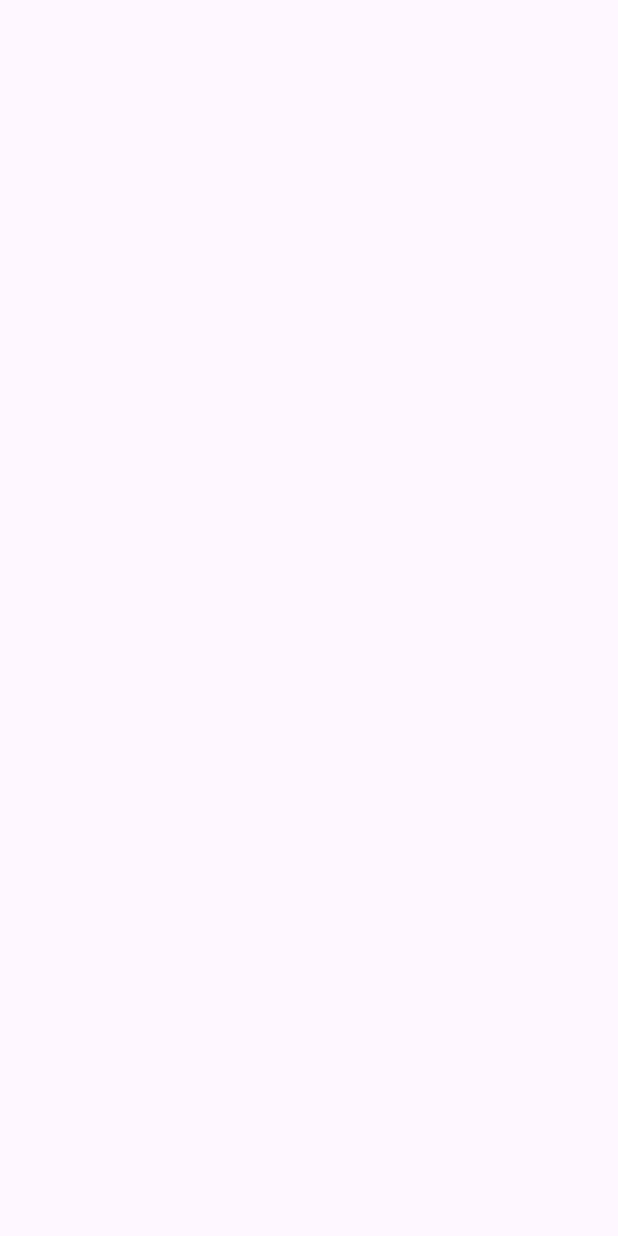
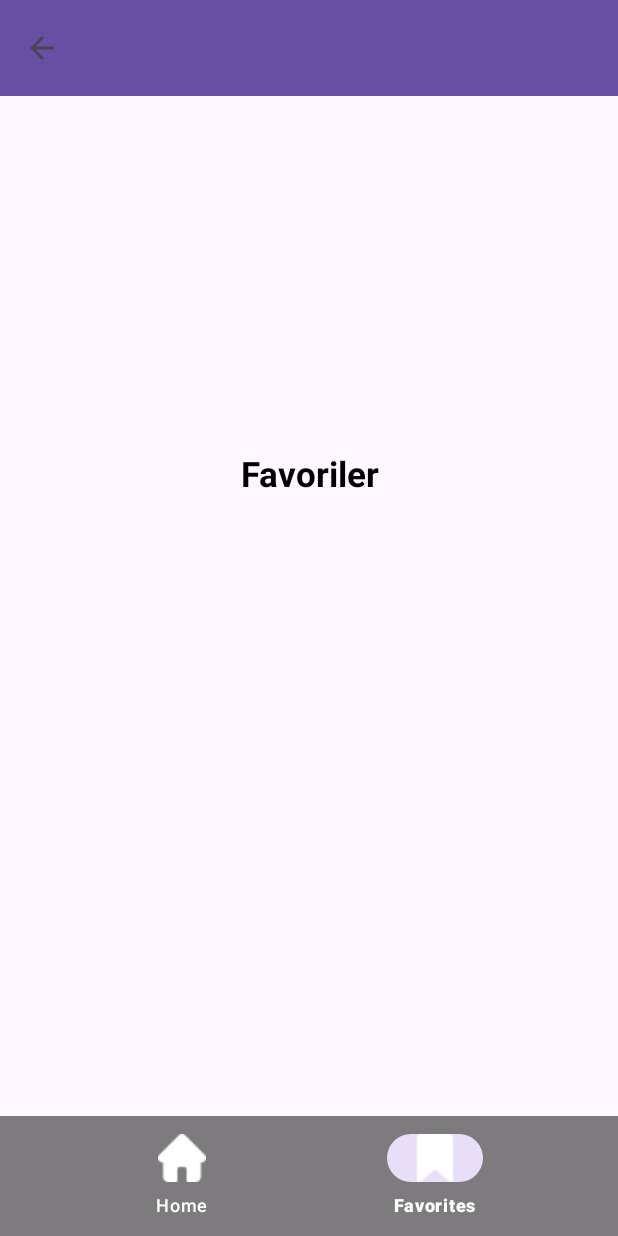
Before and after one commit to NecroEye/LunarGaze, an Android app: the FavoritesFragment screen opened through its navigation route, on a phone screen of 412 x 824 dp. Before the commit the screen is empty. Run offline under Robolectric (Android 15) with nearby library versions, the phone set to English and light mode, and no system bars; our stand-ins replace Dagger/Hilt's generated code, navigation-ui; pictures from the network do not load.

Commit message:
bottom navigation bar added

```diff
--- a/app/src/main/java/com/muratcangzm/lunargaze/di/AppModule.kt
+++ b/app/src/main/java/com/muratcangzm/lunargaze/di/AppModule.kt
@@ -29,18 +29,14 @@ object AppModule {
     @Provides
     @Singleton
     fun provideApplicationContext(@ApplicationContext application: Application): Context {
-
         return application.applicationContext
-
     }
 
 
     @Provides
     @Singleton
     fun provideGiphyRepository(api: GiphyAPI): GiphyRepo {
-
         return GiphyRepo(api)
-
     }
 
 
--- a/app/src/main/java/com/muratcangzm/lunargaze/service/GiphyAPI.kt
+++ b/app/src/main/java/com/muratcangzm/lunargaze/service/GiphyAPI.kt
@@ -10,7 +10,8 @@ import retrofit2.http.Query
 interface GiphyAPI {
 
     @GET(Constants.CATEGORIES)
-    suspend fun getCategory(@Query("api_key") apiKey: String = "00OYOh871nJ0XtRFIbWgQzvORuV7M3kx")
+    suspend fun getCategory(
+        @Query("api_key") apiKey: String = "00OYOh871nJ0XtRFIbWgQzvORuV7M3kx")
             : Response<CategoryModel>
 
 
@@ -21,5 +22,4 @@ interface GiphyAPI {
         @Query("limit") limit: Int = 50
     )
             : Response<ChannelModel>
-
 }
--- a/app/src/main/java/com/muratcangzm/lunargaze/ui/MainActivity.kt
+++ b/app/src/main/java/com/muratcangzm/lunargaze/ui/MainActivity.kt
@@ -2,6 +2,10 @@ package com.muratcangzm.lunargaze.ui
 
 import androidx.appcompat.app.AppCompatActivity
 import android.os.Bundle
+import android.view.View
+import androidx.navigation.fragment.NavHostFragment
+import androidx.navigation.ui.NavigationUI
+import com.muratcangzm.lunargaze.R
 import com.muratcangzm.lunargaze.databinding.ActivityMainBinding
 import dagger.hilt.android.AndroidEntryPoint
 
@@ -18,6 +22,22 @@ class MainActivity : AppCompatActivity() {
         setContentView(binding.root)
 
 
+        val navHostFragment =
+            supportFragmentManager.findFragmentById(R.id.fragmentContainerView) as NavHostFragment
+
+        NavigationUI.setupWithNavController(binding.bottomNavigation, navHostFragment.navController)
+
+
+        setSupportActionBar(binding.toolbar)
+        supportActionBar?.setDisplayHomeAsUpEnabled(true)
+
+        navHostFragment.navController.addOnDestinationChangedListener { _, destination, _ ->
+            if (destination.id == R.id.displayFragment )
+                binding.bottomNavigation.visibility = View.GONE
+            else
+                binding.bottomNavigation.visibility = View.VISIBLE
+        }
+
     }
 
 
--- a/app/src/main/java/com/muratcangzm/lunargaze/ui/fragments/DisplayFragment.kt
+++ b/app/src/main/java/com/muratcangzm/lunargaze/ui/fragments/DisplayFragment.kt
@@ -51,11 +51,10 @@ class DisplayFragment : Fragment() {
     }
 
 
-    @SuppressLint("SetTextI18n")
+    @SuppressLint("SetTextI18n", "SuspiciousIndentation")
     private fun observeDataChange() {
 
         viewLifecycleOwner.lifecycleScope.launch {
-
             viewModel.channelResult.collect {
 
                 it?.let { result ->
@@ -63,7 +62,8 @@ class DisplayFragment : Fragment() {
                     // FIXME: fashion and beauty gets error cauze of empty array check nullablity
 
                     Log.d("DisplayFragment Data: ", "$result")
-                    binding.displayText.text = "Display Screen ${result.channelData!![0].displayName}"
+                    if(result.channelData!!.isNotEmpty())
+                    binding.displayText.text = "Display Screen ${result.channelData[0].displayName ?: "Boş"}"
 
                 }
 
--- a/app/src/main/res/layout/activity_main.xml
+++ b/app/src/main/res/layout/activity_main.xml
@@ -1,18 +1,57 @@
 <?xml version="1.0" encoding="utf-8"?>
-<LinearLayout xmlns:android="http://schemas.android.com/apk/res/android"
+<RelativeLayout xmlns:android="http://schemas.android.com/apk/res/android"
+    xmlns:app="http://schemas.android.com/apk/res-auto"
     xmlns:tools="http://schemas.android.com/tools"
     android:layout_width="match_parent"
     android:layout_height="match_parent"
-    xmlns:app="http://schemas.android.com/apk/res-auto"
     tools:context=".ui.MainActivity">
 
+   <com.google.android.material.appbar.AppBarLayout
+       android:layout_width="match_parent"
+       android:layout_height="wrap_content">
+
+
+       <com.google.android.material.appbar.CollapsingToolbarLayout
+           android:id="@+id/collapsing_toolbar"
+           android:layout_width="match_parent"
+           android:layout_height="wrap_content"
+           app:layout_scrollFlags="scroll|exitUntilCollapsed"
+           app:contentScrim="?attr/colorPrimary"
+           app:expandedTitleGravity="top"
+           app:expandedTitleMarginStart="48dp"
+           app:expandedTitleMarginEnd="64dp">
+
+           <androidx.appcompat.widget.Toolbar
+               android:id="@+id/toolbar"
+               android:layout_width="match_parent"
+               android:layout_height="?attr/actionBarSize"
+               app:layout_collapseMode="pin"
+               app:title="My Collapsing Toolbar" />
+
+       </com.google.android.material.appbar.CollapsingToolbarLayout>
+   </com.google.android.material.appbar.AppBarLayout>
 
     <androidx.fragment.app.FragmentContainerView
         android:id="@+id/fragmentContainerView"
         android:name="androidx.navigation.fragment.NavHostFragment"
-        android:layout_width="0dp"
+        android:layout_width="match_parent"
         android:layout_height="match_parent"
-        android:layout_weight="1"
         app:defaultNavHost="true"
         app:navGraph="@navigation/nav_graph" />
-</LinearLayout>
+
+
+    <com.google.android.material.bottomnavigation.BottomNavigationView
+        android:id="@+id/bottomNavigation"
+        android:layout_width="match_parent"
+        android:layout_height="wrap_content"
+        android:layout_alignParentBottom="true"
+        android:background="@color/transparent_half_background"
+        android:elevation="6dp"
+        app:itemIconSize="32dp"
+        app:itemIconTint="@color/white"
+        app:itemRippleColor="@color/deep_blue"
+        app:itemTextColor="@color/white"
+        app:menu="@menu/menu" />
+
+
+</RelativeLayout>
--- a/app/src/main/res/layout/favorites_fragment_layout.xml
+++ b/app/src/main/res/layout/favorites_fragment_layout.xml
@@ -4,4 +4,16 @@
     android:layout_width="match_parent"
     android:layout_height="match_parent">
 
+
+
+    <com.google.android.material.textview.MaterialTextView
+        android:layout_width="match_parent"
+        android:layout_height="wrap_content"
+        android:textColor="@color/black"
+        android:text="Favoriler"
+        android:gravity="center"
+        android:textSize="23sp"
+        android:layout_marginTop="300dp"
+        android:textStyle="bold"/>
+
 </LinearLayout>
--- a/app/src/main/res/menu/menu.xml
+++ b/app/src/main/res/menu/menu.xml
@@ -3,12 +3,12 @@
 
 
     <item
-        android:id="@+id/navigation_home"
+        android:id="@+id/homeFragment"
         android:icon="@drawable/home"
         android:title="@string/home"/>
 
     <item
-        android:id="@+id/bookmarked"
+        android:id="@+id/favoritesFragment"
         android:icon="@drawable/bookmark"
         android:title="@string/favorites"/>
 
--- a/app/src/main/res/navigation/nav_graph.xml
+++ b/app/src/main/res/navigation/nav_graph.xml
@@ -13,12 +13,19 @@
         <action
             android:id="@+id/action_homeFragment_to_displayFragment"
             app:destination="@id/displayFragment" />
+        <action
+            android:id="@+id/action_homeFragment_to_favoritesFragment"
+            app:destination="@id/favoritesFragment" />
     </fragment>
     <fragment
         android:id="@+id/favoritesFragment"
         android:name="com.muratcangzm.lunargaze.ui.fragments.FavoritesFragment"
         android:label="FavoritesFragment"
-        tools:layout="@layout/favorites_fragment_layout"/>
+        tools:layout="@layout/favorites_fragment_layout">
+        <action
+            android:id="@+id/action_favoritesFragment_to_homeFragment"
+            app:destination="@id/homeFragment" />
+    </fragment>
     <fragment
         android:id="@+id/displayFragment"
         android:name="com.muratcangzm.lunargaze.ui.fragments.DisplayFragment"
--- a/app/src/main/res/values/colors.xml
+++ b/app/src/main/res/values/colors.xml
@@ -8,5 +8,6 @@
     <color name="deep_blue">#002663</color>
     <color name="coal">#042e45</color>
     <color name="grey">#666666</color>
+    <color name="transparent_half_background">#80000000</color>
 
 </resources>
```
